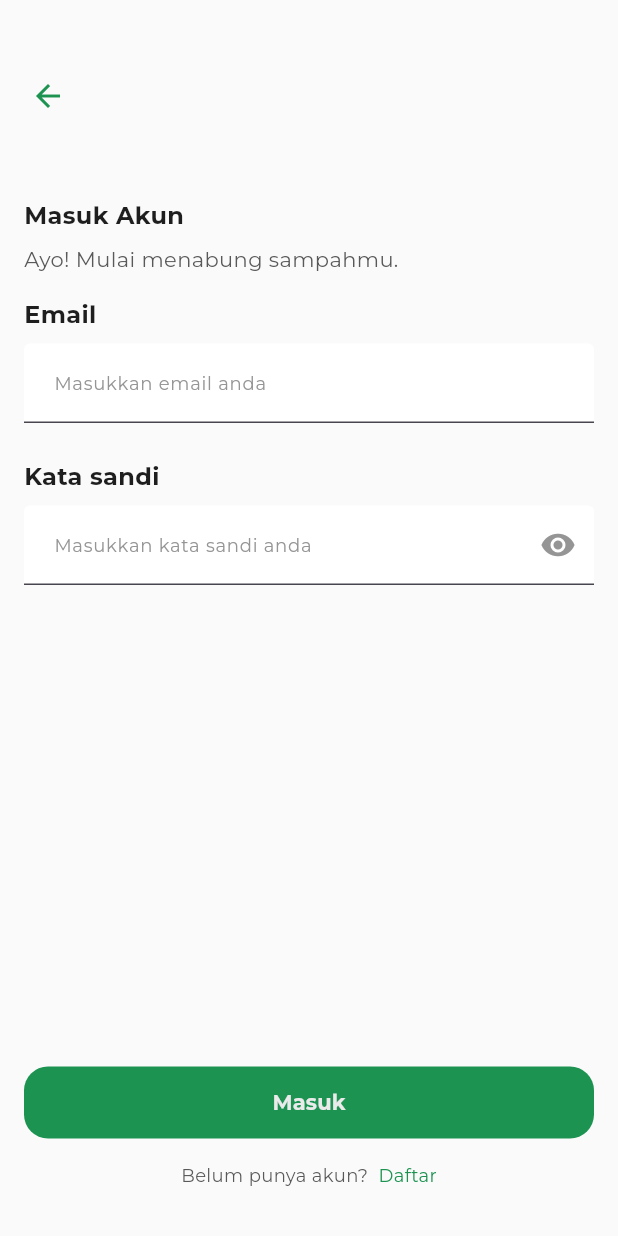
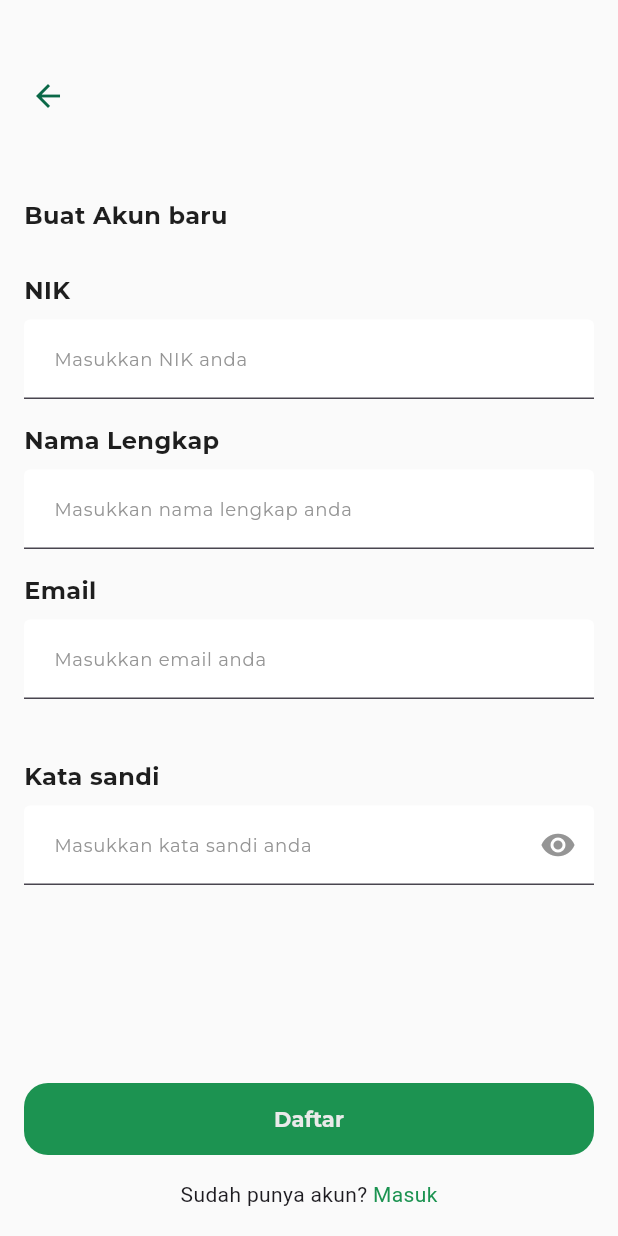
Before and after one commit to WiraRespati/bank_sampah, a Flutter app: the screen it shows after launch, on a phone screen of 412 x 824 dp. Run offline on Flutter 3.47's test engine with Material 3 defaults, Android fonts, the phone set to English and light mode, and no system bars; drawn by our look-alikes of auto_size_text; our stand-ins replace firebase_core, get, google_fonts; accounts and stored records are empty.

Commit message:
Slicing UI Register

```diff
--- /dev/null
+++ b/lib/controller/user/register_controller.dart
@@ -0,0 +1,68 @@
+import 'package:flutter/widgets.dart';
+import 'package:get/get_rx/src/rx_types/rx_types.dart';
+import 'package:get/get_state_manager/src/simple/get_controllers.dart';
+
+class RegisterController extends GetxController {
+  final errorMessageEmail = Rxn<String>();
+  final errorMessagePassword = Rxn<String>();
+  final errorMessageName = Rxn<String>();
+  final errorMessageNIK = Rxn<String>();
+
+  TextEditingController emailController = TextEditingController();
+  TextEditingController passwordController = TextEditingController();
+  TextEditingController nameController = TextEditingController();
+  TextEditingController nikController = TextEditingController();
+
+  RxBool isLoadingRegister = false.obs;
+
+  final RegExp emailRegExp = RegExp(
+    r'^[a-zA-Z0-9._%+-]+@[a-zA-Z0-9.-]+\.[a-zA-Z]{2,}$',
+  );
+
+  void validatorEmail(String value) {
+    if (value.isEmpty) {
+      errorMessageEmail.value = "Email tidak boleh kosong";
+    } else if (!emailRegExp.hasMatch(value)) {
+      errorMessageEmail.value = "Format email tidak valid";
+    } else {
+      errorMessageEmail.value = null;
+    }
+  }
+
+  void validatorPassword(String value) {
+    if (value.isEmpty) {
+      errorMessagePassword.value = "Kata sandi tidak boleh kosong";
+    } else if (value.length < 6) {
+      errorMessagePassword.value = "Kata sandi harus lebih dari 6 huruf";
+    } else {
+      errorMessagePassword.value = null;
+    }
+  }
+
+  void validatorName(String value) {
+    if (value.isEmpty) {
+      errorMessageName.value = "Nama tidak boleh kosong";
+    } else {
+      errorMessageName.value = null;
+    }
+  }
+
+  void validatorNIK(String value) {
+    if (value.isEmpty) {
+      errorMessageNIK.value = "NIK tidak boleh kosong";
+    } else if (value.length != 16) {
+      errorMessageNIK.value = "NIK harus 16 huruf";
+    } else {
+      errorMessageNIK.value = null;
+    }
+  }
+
+  @override
+  void dispose() {
+    emailController.dispose();
+    passwordController.dispose();
+    nameController.dispose();
+    nikController.dispose();
+    super.dispose();
+  }
+}
--- a/lib/main.dart
+++ b/lib/main.dart
@@ -1,6 +1,6 @@
 import 'package:bank_sampah/firebase_options.dart';
 import 'package:bank_sampah/utils/color_constant.dart';
-import 'package:bank_sampah/view/user/login/login_page.dart';
+import 'package:bank_sampah/view/user/register/register_page.dart';
 import 'package:firebase_core/firebase_core.dart';
 import 'package:flutter/material.dart';
 import 'package:get/get_navigation/src/root/get_material_app.dart';
@@ -25,7 +25,7 @@ class MyApp extends StatelessWidget {
         ),
       ),
       debugShowCheckedModeBanner: false,
-      home: const LoginPage(),
+      home: const RegisterPage(),
     );
   }
 }
--- a/lib/utils/color_constant.dart
+++ b/lib/utils/color_constant.dart
@@ -4,6 +4,7 @@ import 'package:flutter/material.dart';
 class ColorPrimary {
 
   static Color primary100 = const Color(0xFF1C9351);
+   static Color primary200 = const Color(0xFF0A6847);
 }
 
 class ColorSecondary {
--- a/lib/view/user/login/login_footer.dart
+++ b/lib/view/user/login/login_footer.dart
@@ -1,6 +1,10 @@
 import 'package:bank_sampah/utils/color_constant.dart';
 import 'package:bank_sampah/utils/text_style_constant.dart';
 import 'package:flutter/material.dart';
+import 'package:get/get_core/src/get_main.dart';
+import 'package:get/get_navigation/get_navigation.dart';
+
+import '../register/register_page.dart';
 
 class LoginFooter extends StatelessWidget {
   const LoginFooter({super.key});
@@ -31,7 +35,7 @@ class LoginFooter extends StatelessWidget {
                   ),
                 ),
                 onTap: () {
-                  // Get.to(() => const RegisterPage());
+                  Get.to(() => const RegisterPage());
                 },
               ),
             ],
--- /dev/null
+++ b/lib/view/user/register/register_back.dart
@@ -0,0 +1,34 @@
+import 'package:bank_sampah/utils/color_constant.dart';
+import 'package:bank_sampah/view/user/login/login_page.dart';
+import 'package:flutter/material.dart';
+import 'package:get/get_core/get_core.dart';
+import 'package:get/get_navigation/get_navigation.dart';
+
+class RegisterBack extends StatelessWidget {
+  const RegisterBack({super.key});
+
+  @override
+  Widget build(BuildContext context) {
+    return Column(
+      crossAxisAlignment: CrossAxisAlignment.start,
+      children: [
+        const SizedBox(height: 40),
+        Padding(
+          padding: const EdgeInsets.only(left: 8),
+          child: IconButton(
+            onPressed: () {
+              Get.to(() => const LoginPage());
+            },
+            style: ButtonStyle(
+              overlayColor: WidgetStatePropertyAll(ColorNeutral.neutral100),
+            ),
+            icon: Icon(
+              Icons.arrow_back,
+              color: ColorPrimary.primary200,
+            ),
+          ),
+        ),
+      ],
+    );
+  }
+}
--- /dev/null
+++ b/lib/view/user/register/register_banner.dart
@@ -0,0 +1,28 @@
+import 'package:bank_sampah/utils/color_constant.dart';
+import 'package:bank_sampah/utils/text_style_constant.dart';
+import 'package:flutter/widgets.dart';
+
+class RegisterBanner extends StatelessWidget {
+  const RegisterBanner({super.key});
+
+  @override
+  Widget build(BuildContext context) {
+    return Padding(
+      padding: const EdgeInsets.only(left: 16),
+      child: Column(
+        crossAxisAlignment: CrossAxisAlignment.start,
+        children: [
+          const SizedBox(height: 44),
+          Text(
+            'Buat Akun baru',
+            style: TextStyleCollection.bodyBold.copyWith(
+              fontSize: 16,
+              color: ColorNeutral.neutral900,
+            ),
+          ),
+          const SizedBox(height: 27),
+        ],
+      ),
+    );
+  }
+}
--- /dev/null
+++ b/lib/view/user/register/register_button.dart
@@ -0,0 +1,30 @@
+import 'package:bank_sampah/utils/color_constant.dart';
+import 'package:bank_sampah/view/widget/button_widget.dart';
+import 'package:flutter/widgets.dart';
+
+class RegisterButton extends StatelessWidget {
+  const RegisterButton({
+    super.key,
+    required this.onPressed,
+    this.isEnabled = true,
+  });
+
+  final VoidCallback onPressed;
+  final bool isEnabled;
+
+  @override
+  Widget build(BuildContext context) {
+    return  Padding(
+      padding: const EdgeInsets.symmetric(horizontal: 16),
+      child: SizedBox(
+        width: double.infinity,
+        height: 48,
+        child: ButtonWidget(
+          onPressed: () async {},
+          text: 'Daftar',
+          textColor: ColorNeutral.neutral100,
+        ),
+      ),
+    );
+  }
+}
--- /dev/null
+++ b/lib/view/user/register/register_footer.dart
@@ -0,0 +1,30 @@
+import 'package:bank_sampah/utils/color_constant.dart';
+import 'package:bank_sampah/view/user/login/login_page.dart';
+import 'package:flutter/material.dart';
+import 'package:get/get_core/src/get_main.dart';
+import 'package:get/get_navigation/get_navigation.dart';
+
+class RegisterFooter extends StatelessWidget {
+  const RegisterFooter({super.key});
+
+  @override
+  Widget build(BuildContext context) {
+    return Center(
+      child: Row(
+        mainAxisAlignment: MainAxisAlignment.center,
+        children: [
+          const Text('Sudah punya akun? '),
+          InkWell(
+            onTap: () {
+              Get.to(() => const LoginPage());
+            },
+            child: Text(
+              'Masuk',
+              style: TextStyle(color: ColorPrimary.primary100),
+            ),
+          ),
+        ],
+      ),
+    );
+  }
+}
--- /dev/null
+++ b/lib/view/user/register/register_form.dart
@@ -0,0 +1,80 @@
+import 'package:bank_sampah/controller/user/register_controller.dart';
+import 'package:bank_sampah/view/widget/text_form_field_widget.dart';
+import 'package:flutter/widgets.dart';
+import 'package:get/get_core/src/get_main.dart';
+import 'package:get/get_instance/get_instance.dart';
+import 'package:get/get_state_manager/src/rx_flutter/rx_obx_widget.dart';
+
+class RegisterForm extends StatelessWidget {
+  RegisterForm({super.key});
+
+  final RegisterController registerController = Get.put(
+    RegisterController(),
+  );
+  @override
+  Widget build(BuildContext context) {
+    return Padding(
+      padding: const EdgeInsets.symmetric(horizontal: 16),
+      child: Column(
+        children: [
+          Obx(
+            () => TextFormFieldWidget(
+              titleForm: 'NIK',
+              hintText: 'Masukkan NIK anda',
+              keyboardType: TextInputType.number,
+              controller: registerController.nikController,
+              errorText: registerController.errorMessageNIK.value,
+              isPassword: false,
+              onChanged: (String value) {
+                registerController.validatorNIK(value);
+              },
+            ),
+          ),
+          const SizedBox(height: 16),
+          Obx(
+            () => TextFormFieldWidget(
+              titleForm: 'Nama Lengkap',
+              hintText: 'Masukkan nama lengkap anda',
+              keyboardType: TextInputType.name,
+              controller: registerController.nameController,
+              errorText: registerController.errorMessageName.value,
+              isPassword: false,
+              onChanged: (String value) {
+                registerController.validatorName(value);
+              },
+            ),
+          ),
+          const SizedBox(height: 16),
+          Obx(
+            () => TextFormFieldWidget(
+              titleForm: 'Email',
+              hintText: 'Masukkan email anda',
+              keyboardType: TextInputType.emailAddress,
+              controller: registerController.emailController,
+              errorText: registerController.errorMessageEmail.value,
+              isPassword: false,
+              onChanged: (String value) {
+                registerController.validatorEmail(value);
+              },
+            ),
+          ),
+          const SizedBox(height: 16),
+          const SizedBox(height: 24),
+          Obx(
+            () => TextFormFieldWidget(
+              titleForm: 'Kata sandi',
+              hintText: 'Masukkan kata sandi anda',
+              keyboardType: TextInputType.text,
+              controller: registerController.passwordController,
+              errorText: registerController.errorMessagePassword.value,
+              isPassword: true,
+              onChanged: (String value) {
+                registerController.validatorPassword(value);
+              },
+            ),
+          ),
+        ],
+      ),
+    );
+  }
+}
--- /dev/null
+++ b/lib/view/user/register/register_page.dart
@@ -0,0 +1,49 @@
+import 'package:bank_sampah/utils/color_constant.dart';
+import 'package:bank_sampah/view/user/register/register_back.dart';
+import 'package:bank_sampah/view/user/register/register_banner.dart';
+import 'package:bank_sampah/view/user/register/register_button.dart';
+import 'package:bank_sampah/view/user/register/register_footer.dart';
+import 'package:bank_sampah/view/user/register/register_form.dart';
+import 'package:flutter/material.dart';
+
+class RegisterPage extends StatelessWidget {
+  const RegisterPage({super.key});
+
+  @override
+  Widget build(BuildContext context) {
+    return Scaffold(
+      backgroundColor: ColorNeutral.neutral50,
+      body: SingleChildScrollView(
+        child: ConstrainedBox(
+          constraints: BoxConstraints(
+            minHeight: MediaQuery.of(context).size.height,
+          ),
+          child: Column(
+            mainAxisAlignment: MainAxisAlignment.spaceBetween,
+            children: [
+              Column(
+                crossAxisAlignment: CrossAxisAlignment.start,
+                children: [
+                  const RegisterBack(),
+                  const RegisterBanner(),
+                  RegisterForm(),
+                ],
+              ),
+              Column(
+                crossAxisAlignment: CrossAxisAlignment.start,
+                children: [
+                  RegisterButton(
+                    onPressed: () {},
+                  ),
+                  const SizedBox(height: 16),
+                  const RegisterFooter(),
+                  const SizedBox(height: 18),
+                ],
+              ),
+            ],
+          ),
+        ),
+      ),
+    );
+  }
+}
```
